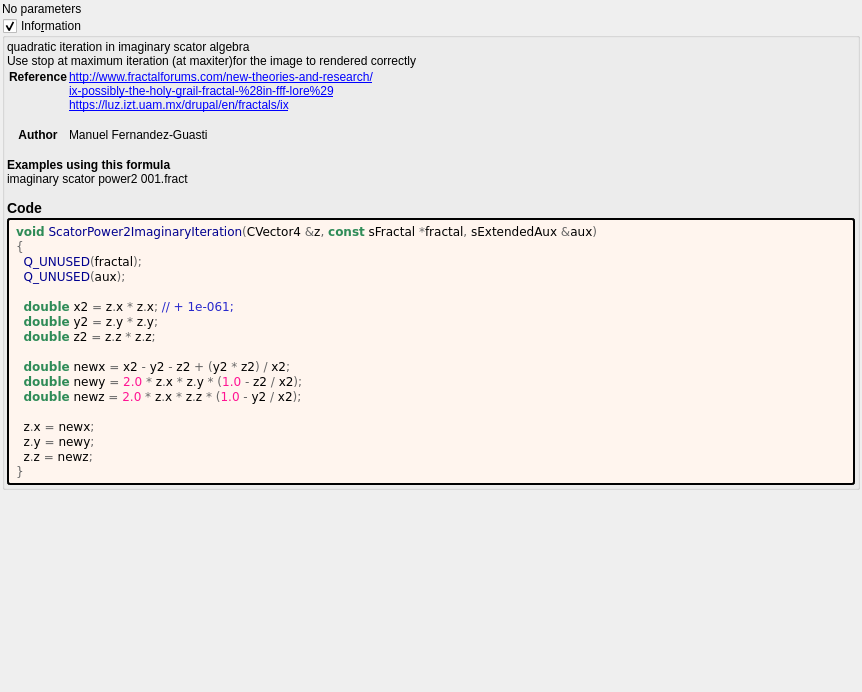
Qt form mandelbulber2/formula/ui/scator_power2_imaginary.ui (buddhi1980/mandelbulber2) before a commit.
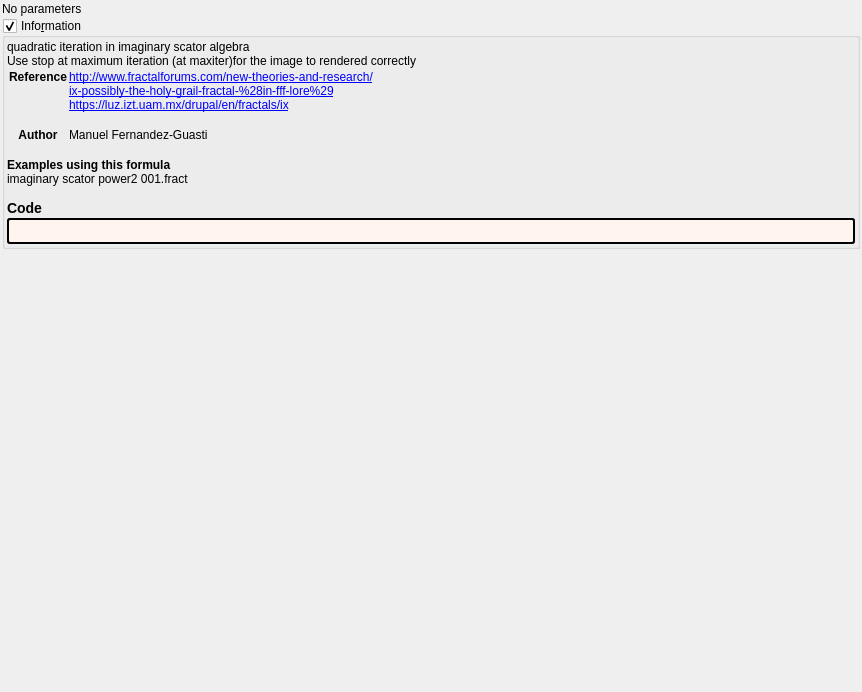
The same form after that commit. Custom widgets are drawn as their Qt base class.

What changed in the file:
```diff
--- a/mandelbulber2/formula/ui/scator_power2_imaginary.ui
+++ b/mandelbulber2/formula/ui/scator_power2_imaginary.ui
@@ -93,26 +93,7 @@
          <string notr="true">border-style: outset; border-width: 2px; border-radius: 3px; border-color: black; background-color: #fff5ee; padding: 4px;</string>
         </property>
         <property name="text">
-         <string notr="true">&lt;body style=&quot;background-color:#fff5ee&quot;&gt;
-&lt;pre style=&quot;color:#000000; background-color:#fff5ee;  font-family:'Courier New',monospace;&quot;&gt;&lt;span style=&quot;color:#2e8b57; font-weight:bold&quot;&gt;void&lt;/span&gt; &lt;span style=&quot;color:#00008f&quot;&gt;ScatorPower2ImaginaryIteration&lt;/span&gt;&lt;span style=&quot;color:#676767&quot;&gt;(&lt;/span&gt;CVector4 &lt;span style=&quot;color:#676767&quot;&gt;&amp;amp;&lt;/span&gt;z&lt;span style=&quot;color:#676767&quot;&gt;,&lt;/span&gt; &lt;span style=&quot;color:#2e8b57; font-weight:bold&quot;&gt;const&lt;/span&gt; sFractal &lt;span style=&quot;color:#676767&quot;&gt;*&lt;/span&gt;fractal&lt;span style=&quot;color:#676767&quot;&gt;,&lt;/span&gt; sExtendedAux &lt;span style=&quot;color:#676767&quot;&gt;&amp;amp;&lt;/span&gt;aux&lt;span style=&quot;color:#676767&quot;&gt;)&lt;/span&gt;
-&lt;span style=&quot;color:#676767&quot;&gt;{&lt;/span&gt;
-  &lt;span style=&quot;color:#00008f&quot;&gt;Q_UNUSED&lt;/span&gt;&lt;span style=&quot;color:#676767&quot;&gt;(&lt;/span&gt;fractal&lt;span style=&quot;color:#676767&quot;&gt;);&lt;/span&gt;
-  &lt;span style=&quot;color:#00008f&quot;&gt;Q_UNUSED&lt;/span&gt;&lt;span style=&quot;color:#676767&quot;&gt;(&lt;/span&gt;aux&lt;span style=&quot;color:#676767&quot;&gt;);&lt;/span&gt;
-
-  &lt;span style=&quot;color:#2e8b57; font-weight:bold&quot;&gt;double&lt;/span&gt; x2 &lt;span style=&quot;color:#676767&quot;&gt;=&lt;/span&gt; z&lt;span style=&quot;color:#676767&quot;&gt;.&lt;/span&gt;x &lt;span style=&quot;color:#676767&quot;&gt;*&lt;/span&gt; z&lt;span style=&quot;color:#676767&quot;&gt;.&lt;/span&gt;x&lt;span style=&quot;color:#676767&quot;&gt;;&lt;/span&gt; &lt;span style=&quot;color:#2929cc&quot;&gt;// + 1e-061;&lt;/span&gt;
-  &lt;span style=&quot;color:#2e8b57; font-weight:bold&quot;&gt;double&lt;/span&gt; y2 &lt;span style=&quot;color:#676767&quot;&gt;=&lt;/span&gt; z&lt;span style=&quot;color:#676767&quot;&gt;.&lt;/span&gt;y &lt;span style=&quot;color:#676767&quot;&gt;*&lt;/span&gt; z&lt;span style=&quot;color:#676767&quot;&gt;.&lt;/span&gt;y&lt;span style=&quot;color:#676767&quot;&gt;;&lt;/span&gt;
-  &lt;span style=&quot;color:#2e8b57; font-weight:bold&quot;&gt;double&lt;/span&gt; z2 &lt;span style=&quot;color:#676767&quot;&gt;=&lt;/span&gt; z&lt;span style=&quot;color:#676767&quot;&gt;.&lt;/span&gt;z &lt;span style=&quot;color:#676767&quot;&gt;*&lt;/span&gt; z&lt;span style=&quot;color:#676767&quot;&gt;.&lt;/span&gt;z&lt;span style=&quot;color:#676767&quot;&gt;;&lt;/span&gt;
-
-  &lt;span style=&quot;color:#2e8b57; font-weight:bold&quot;&gt;double&lt;/span&gt; newx &lt;span style=&quot;color:#676767&quot;&gt;=&lt;/span&gt; x2 &lt;span style=&quot;color:#676767&quot;&gt;-&lt;/span&gt; y2 &lt;span style=&quot;color:#676767&quot;&gt;-&lt;/span&gt; z2 &lt;span style=&quot;color:#676767&quot;&gt;+ (&lt;/span&gt;y2 &lt;span style=&quot;color:#676767&quot;&gt;*&lt;/span&gt; z2&lt;span style=&quot;color:#676767&quot;&gt;) /&lt;/span&gt; x2&lt;span style=&quot;color:#676767&quot;&gt;;&lt;/span&gt;
-  &lt;span style=&quot;color:#2e8b57; font-weight:bold&quot;&gt;double&lt;/span&gt; newy &lt;span style=&quot;color:#676767&quot;&gt;=&lt;/span&gt; &lt;span style=&quot;color:#ff1493&quot;&gt;2.0&lt;/span&gt; &lt;span style=&quot;color:#676767&quot;&gt;*&lt;/span&gt; z&lt;span style=&quot;color:#676767&quot;&gt;.&lt;/span&gt;x &lt;span style=&quot;color:#676767&quot;&gt;*&lt;/span&gt; z&lt;span style=&quot;color:#676767&quot;&gt;.&lt;/span&gt;y &lt;span style=&quot;color:#676767&quot;&gt;* (&lt;/span&gt;&lt;span style=&quot;color:#ff1493&quot;&gt;1.0&lt;/span&gt; &lt;span style=&quot;color:#676767&quot;&gt;-&lt;/span&gt; z2 &lt;span style=&quot;color:#676767&quot;&gt;/&lt;/span&gt; x2&lt;span style=&quot;color:#676767&quot;&gt;);&lt;/span&gt;
-  &lt;span style=&quot;color:#2e8b57; font-weight:bold&quot;&gt;double&lt;/span&gt; newz &lt;span style=&quot;color:#676767&quot;&gt;=&lt;/span&gt; &lt;span style=&quot;color:#ff1493&quot;&gt;2.0&lt;/span&gt; &lt;span style=&quot;color:#676767&quot;&gt;*&lt;/span&gt; z&lt;span style=&quot;color:#676767&quot;&gt;.&lt;/span&gt;x &lt;span style=&quot;color:#676767&quot;&gt;*&lt;/span&gt; z&lt;span style=&quot;color:#676767&quot;&gt;.&lt;/span&gt;z &lt;span style=&quot;color:#676767&quot;&gt;* (&lt;/span&gt;&lt;span style=&quot;color:#ff1493&quot;&gt;1.0&lt;/span&gt; &lt;span style=&quot;color:#676767&quot;&gt;-&lt;/span&gt; y2 &lt;span style=&quot;color:#676767&quot;&gt;/&lt;/span&gt; x2&lt;span style=&quot;color:#676767&quot;&gt;);&lt;/span&gt;
-
-  z&lt;span style=&quot;color:#676767&quot;&gt;.&lt;/span&gt;x &lt;span style=&quot;color:#676767&quot;&gt;=&lt;/span&gt; newx&lt;span style=&quot;color:#676767&quot;&gt;;&lt;/span&gt;
-  z&lt;span style=&quot;color:#676767&quot;&gt;.&lt;/span&gt;y &lt;span style=&quot;color:#676767&quot;&gt;=&lt;/span&gt; newy&lt;span style=&quot;color:#676767&quot;&gt;;&lt;/span&gt;
-  z&lt;span style=&quot;color:#676767&quot;&gt;.&lt;/span&gt;z &lt;span style=&quot;color:#676767&quot;&gt;=&lt;/span&gt; newz&lt;span style=&quot;color:#676767&quot;&gt;;&lt;/span&gt;
-&lt;span style=&quot;color:#676767&quot;&gt;}&lt;/span&gt;
-&lt;/pre&gt;
-&lt;/body&gt;</string>
+         <string notr="true"></string>
         </property>
         <property name="wordWrap">
          <bool>true</bool>
```
